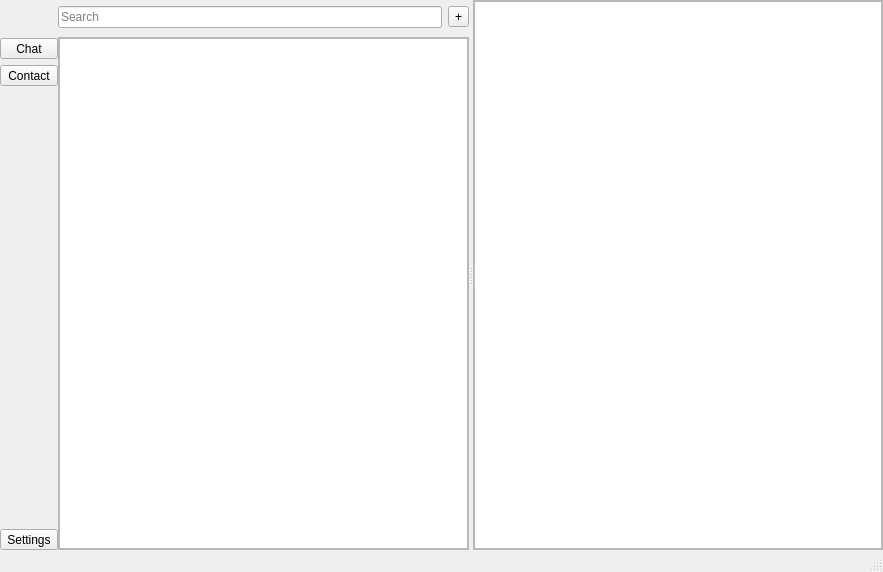
Above: src/ui/ChatWindow/ChatWindow.ui from guoiaoang/TaoTieChat before the change. Below: the same form after it.
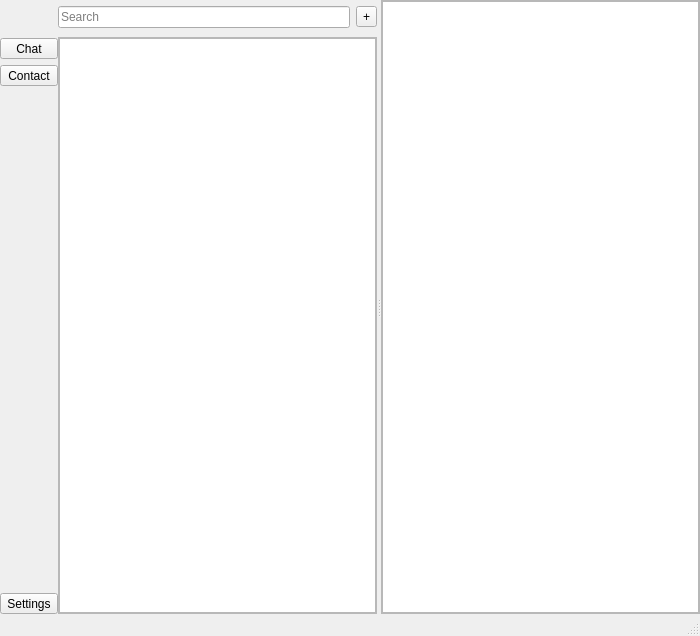
That is the form after the change.

Diff of the .ui file:
```diff
--- a/src/ui/ChatWindow/ChatWindow.ui
+++ b/src/ui/ChatWindow/ChatWindow.ui
@@ -6,8 +6,8 @@
    <rect>
     <x>0</x>
     <y>0</y>
-    <width>883</width>
-    <height>572</height>
+    <width>700</width>
+    <height>636</height>
    </rect>
   </property>
   <property name="windowTitle">
```
Left out of the diff: 2 changed lines with no effect on the pictures.
